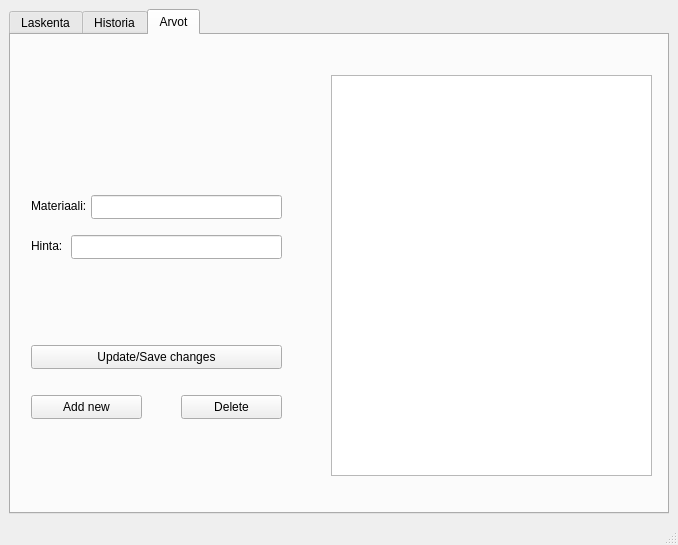
jmakkie/MateriaaliLaskin, file MateriaaliLaskin/mainwindow.ui: the form before one commit.
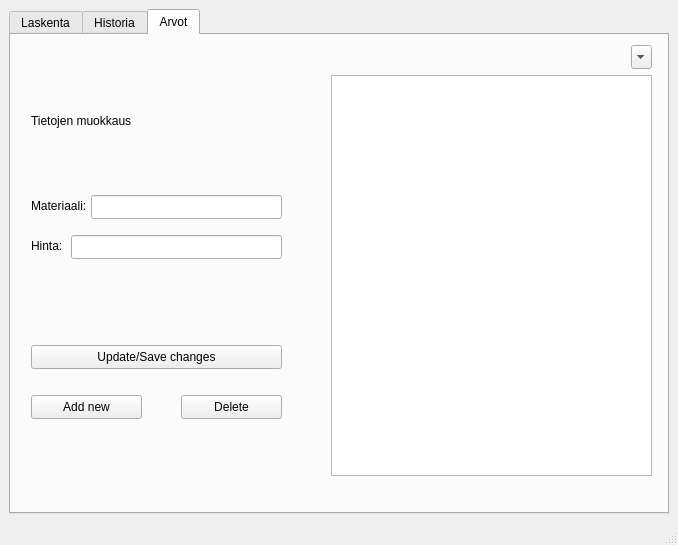
The form after the commit.

```diff
--- a/MateriaaliLaskin/mainwindow.ui
+++ b/MateriaaliLaskin/mainwindow.ui
@@ -215,6 +215,29 @@
            <string>Hinta:</string>
           </property>
          </widget>
+         <widget class="QComboBox" name="valuesComboBox">
+          <property name="geometry">
+           <rect>
+            <x>620</x>
+            <y>10</y>
+            <width>21</width>
+            <height>24</height>
+           </rect>
+          </property>
+         </widget>
+         <widget class="QLabel" name="label_6">
+          <property name="geometry">
+           <rect>
+            <x>20</x>
+            <y>30</y>
+            <width>251</width>
+            <height>111</height>
+           </rect>
+          </property>
+          <property name="text">
+           <string>Tietojen muokkaus</string>
+          </property>
+         </widget>
         </widget>
        </widget>
       </item>
```
Left out of the diff: 10 changed lines with no effect on the pictures.
